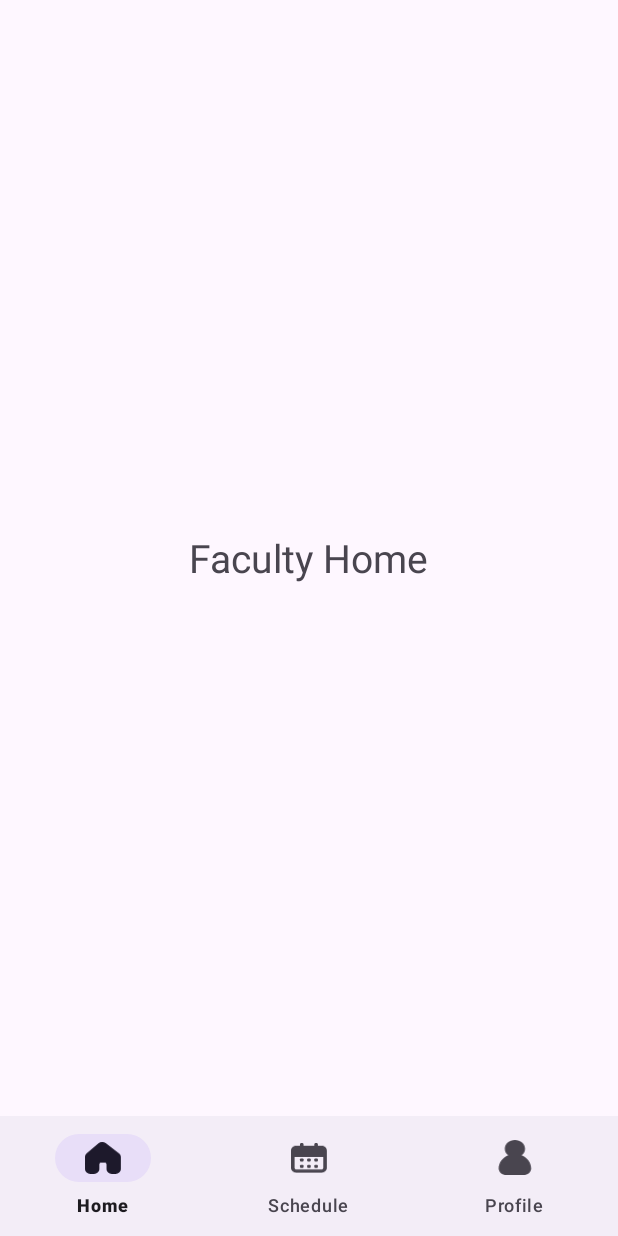
After one commit to ilustrisimojamesruther/wild_Attend, an Android app: the FacultyDashboard screen opened directly, with no data from a screen before it, on a phone screen of 412 x 824 dp. The commit adds this screen. Run offline under Robolectric (Android 15) with nearby library versions, the phone set to English and light mode, and no system bars.

Commit message:
Faculty Navigation

```diff
--- /dev/null
+++ b/app/src/main/java/com/example/wildattend/FacultyDashboard.java
@@ -0,0 +1,60 @@
+package com.example.wildattend;
+
+import android.os.Bundle;
+
+import androidx.activity.EdgeToEdge;
+import androidx.appcompat.app.AppCompatActivity;
+import androidx.core.graphics.Insets;
+import androidx.core.view.ViewCompat;
+import androidx.core.view.WindowInsetsCompat;
+import androidx.fragment.app.Fragment;
+import androidx.fragment.app.FragmentManager;
+import androidx.fragment.app.FragmentTransaction;
+
+import com.example.wildattend.databinding.ActivityFacultyDashboardBinding;
+import com.example.wildattend.databinding.ActivityStudentDashboardBinding;
+
+public class FacultyDashboard extends AppCompatActivity {
+
+    ActivityFacultyDashboardBinding binding2;
+
+    @Override
+    protected void onCreate(Bundle savedInstanceState) {
+        super.onCreate(savedInstanceState);
+        binding2 = ActivityFacultyDashboardBinding.inflate(getLayoutInflater());
+        setContentView(binding2.getRoot());
+
+        // Initially replace with the StudentHome fragment
+        replaceFragment(new FacultyHome());
+
+        binding2.facultyBottomNavigationView.setOnItemSelectedListener(menuItem -> {
+            switch (menuItem.getItemId()){
+                case R.id.faculty_home:
+                    replaceFragment(new FacultyHome());
+                    break;
+                case R.id.faculty_schedule:
+                    // Replace with the StudentSchedule fragment
+                    replaceFragment(new FacultySchedule());
+                    break;
+                case R.id.faculty_profile:
+                    // Replace with the StudentProfile fragment
+                    replaceFragment(new FacultyProfile());
+                    break;
+            }
+            return true;
+        });
+
+
+    }
+
+    private void replaceFragment(Fragment fragment){
+        // Get the FragmentManager
+        FragmentManager fragmentManager = getSupportFragmentManager();
+        // Begin a FragmentTransaction
+        FragmentTransaction fragmentTransaction = fragmentManager.beginTransaction();
+        // Replace the current fragment with the new one
+        fragmentTransaction.replace(R.id.faculty_frame_layout, fragment);
+        // Commit the transaction
+        fragmentTransaction.commit();
+    }
+}
--- /dev/null
+++ b/app/src/main/java/com/example/wildattend/FacultyHome.java
@@ -0,0 +1,64 @@
+package com.example.wildattend;
+
+import android.os.Bundle;
+
+import androidx.fragment.app.Fragment;
+
+import android.view.LayoutInflater;
+import android.view.View;
+import android.view.ViewGroup;
+
+/**
+ * A simple {@link Fragment} subclass.
+ * Use the {@link FacultyHome#newInstance} factory method to
+ * create an instance of this fragment.
+ */
+public class FacultyHome extends Fragment {
+
+    // TODO: Rename parameter arguments, choose names that match
+    // the fragment initialization parameters, e.g. ARG_ITEM_NUMBER
+    private static final String ARG_PARAM1 = "param1";
+    private static final String ARG_PARAM2 = "param2";
+
+    // TODO: Rename and change types of parameters
+    private String mParam1;
+    private String mParam2;
+
+    public FacultyHome() {
+        // Required empty public constructor
+    }
+
+    /**
+     * Use this factory method to create a new instance of
+     * this fragment using the provided parameters.
+     *
+     * @param param1 Parameter 1.
+     * @param param2 Parameter 2.
+     * @return A new instance of fragment FacultyHome.
+     */
+    // TODO: Rename and change types and number of parameters
+    public static FacultyHome newInstance(String param1, String param2) {
+        FacultyHome fragment = new FacultyHome();
+        Bundle args = new Bundle();
+        args.putString(ARG_PARAM1, param1);
+        args.putString(ARG_PARAM2, param2);
+        fragment.setArguments(args);
+        return fragment;
+    }
+
+    @Override
+    public void onCreate(Bundle savedInstanceState) {
+        super.onCreate(savedInstanceState);
+        if (getArguments() != null) {
+            mParam1 = getArguments().getString(ARG_PARAM1);
+            mParam2 = getArguments().getString(ARG_PARAM2);
+        }
+    }
+
+    @Override
+    public View onCreateView(LayoutInflater inflater, ViewGroup container,
+                             Bundle savedInstanceState) {
+        // Inflate the layout for this fragment
+        return inflater.inflate(R.layout.fragment_faculty_home, container, false);
+    }
+}
--- /dev/null
+++ b/app/src/main/res/drawable/border_button_v2.xml
@@ -0,0 +1,5 @@
+<shape xmlns:android="http://schemas.android.com/apk/res/android"
+    android:shape="rectangle">
+    <corners android:radius="20dp" /> <!-- Adjust the radius as needed -->
+    <stroke android:width="2dp" android:color="#808080" /> <!-- Add this line -->
+</shape>
--- /dev/null
+++ b/app/src/main/res/layout/activity_faculty_dashboard.xml
@@ -0,0 +1,30 @@
+<?xml version="1.0" encoding="utf-8"?>
+<androidx.constraintlayout.widget.ConstraintLayout xmlns:android="http://schemas.android.com/apk/res/android"
+    xmlns:app="http://schemas.android.com/apk/res-auto"
+    xmlns:tools="http://schemas.android.com/tools"
+    android:id="@+id/main"
+    android:layout_width="match_parent"
+    android:layout_height="match_parent"
+    tools:context=".FacultyDashboard">
+
+    <FrameLayout
+        android:id="@+id/faculty_frame_layout"
+        android:layout_width="0dp"
+        android:layout_height="0dp"
+        app:layout_constraintBottom_toTopOf="@+id/facultyBottomNavigationView"
+        app:layout_constraintEnd_toEndOf="parent"
+        app:layout_constraintStart_toStartOf="parent"
+        app:layout_constraintTop_toTopOf="parent">
+
+    </FrameLayout>
+
+    <com.google.android.material.bottomnavigation.BottomNavigationView
+        android:id="@+id/facultyBottomNavigationView"
+        android:layout_width="match_parent"
+        android:layout_height="wrap_content"
+        app:layout_constraintBottom_toBottomOf="parent"
+        app:layout_constraintEnd_toEndOf="parent"
+        app:layout_constraintStart_toStartOf="parent"
+        app:menu="@menu/faculty_bottom_nav_menu"/>
+
+</androidx.constraintlayout.widget.ConstraintLayout>
--- /dev/null
+++ b/app/src/main/res/layout/fragment_faculty_home.xml
@@ -0,0 +1,16 @@
+<?xml version="1.0" encoding="utf-8"?>
+<FrameLayout xmlns:android="http://schemas.android.com/apk/res/android"
+    xmlns:tools="http://schemas.android.com/tools"
+    android:layout_width="match_parent"
+    android:layout_height="match_parent"
+    tools:context=".FacultyHome">
+
+    <!-- TODO: Update blank fragment layout -->
+    <TextView
+        android:layout_width="wrap_content"
+        android:layout_height="wrap_content"
+        android:text="Faculty Home"
+        android:textSize="26dp"
+        android:layout_gravity="center"/>
+
+</FrameLayout>
--- a/app/src/main/res/layout/popup_late.xml
+++ b/app/src/main/res/layout/popup_late.xml
@@ -5,8 +5,7 @@
     xmlns:app="http://schemas.android.com/apk/res-auto"
     android:orientation="vertical"
     android:background="@drawable/class_border"
-    android:padding="16dp"
-    android:gravity="start|center_horizontal">
+    android:padding="16dp">
 
     <TextView
         android:id="@+id/lateHeader"
--- /dev/null
+++ b/app/src/main/res/menu/faculty_bottom_nav_menu.xml
@@ -0,0 +1,17 @@
+<?xml version="1.0" encoding="utf-8"?>
+<menu xmlns:android="http://schemas.android.com/apk/res/android">
+
+    <item
+        android:id="@+id/faculty_home"
+        android:title="Home"
+        android:icon="@drawable/icon_home"/>
+    <item
+        android:id="@+id/faculty_schedule"
+        android:title="Schedule"
+        android:icon="@drawable/icon_schedule"/>
+    <item
+        android:id="@+id/faculty_profile"
+        android:title="Profile"
+        android:icon="@drawable/icon_profile"/>
+
+</menu>
--- a/app/src/main/res/values/strings.xml
+++ b/app/src/main/res/values/strings.xml
@@ -46,6 +46,7 @@
     </string>
 
     <string name="late">You will be asked to input a valid\nreason for your late time in.</string>
+    <string name="ongoing_class">The class session is still ongoing. Your attendance has been recorded.</string>
 
     <!-- This is for student change password -->
     <string name="student_name">Clarissa Kiara A. Uy</string>
```
Also changed, not shown: app/src/main/AndroidManifest.xml (+7 -4 lines), app/src/main/java/com/example/wildattend/FacultyProfile.java (added, +64 -0 lines), app/src/main/java/com/example/wildattend/FacultySchedule.java (added, +64 -0 lines), app/src/main/java/com/example/wildattend/StudentScheduleLate.java (+20 -4 lines), app/src/main/java/com/example/wildattend/StudentScheduleTimeout.java (added, +64 -0 lines), app/src/main/res/layout/fragment_faculty_profile.xml (added, +17 -0 lines), app/src/main/res/layout/fragment_faculty_schedule.xml (added, +16 -0 lines), app/src/main/res/layout/fragment_student_schedule_timeout.xml (added, +157 -0 lines), app/src/main/res/layout/popup_late_confirm.xml (+15 -7 lines), app/src/main/res/layout/popup_late_empty.xml (+9 -4 lines).
